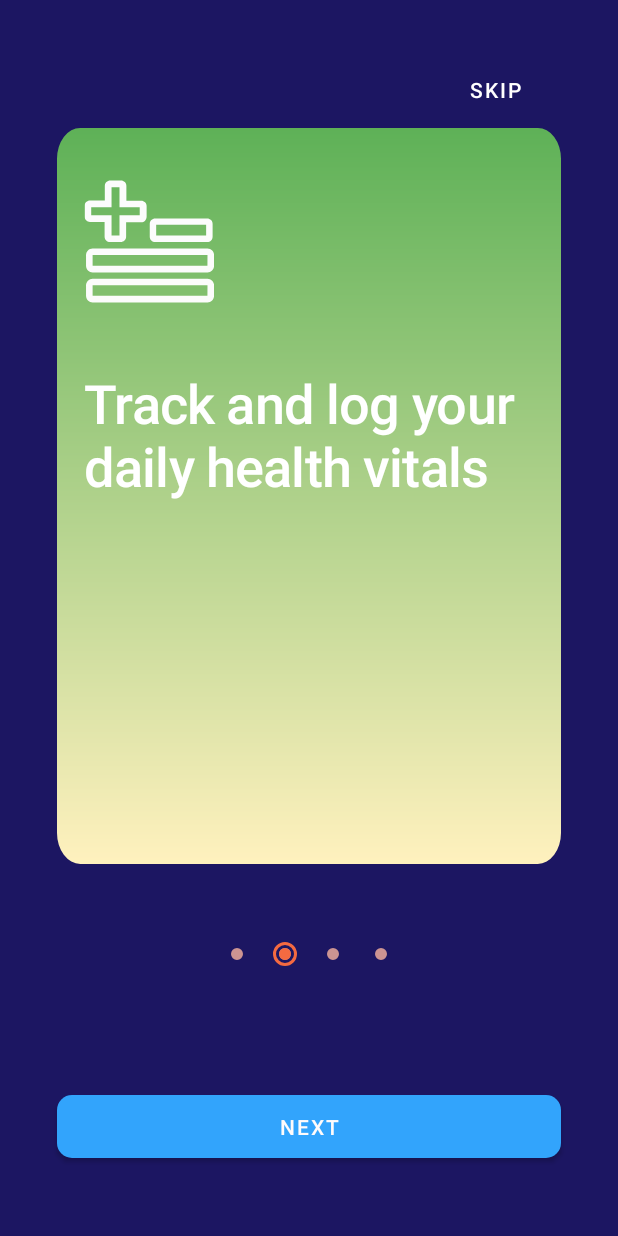
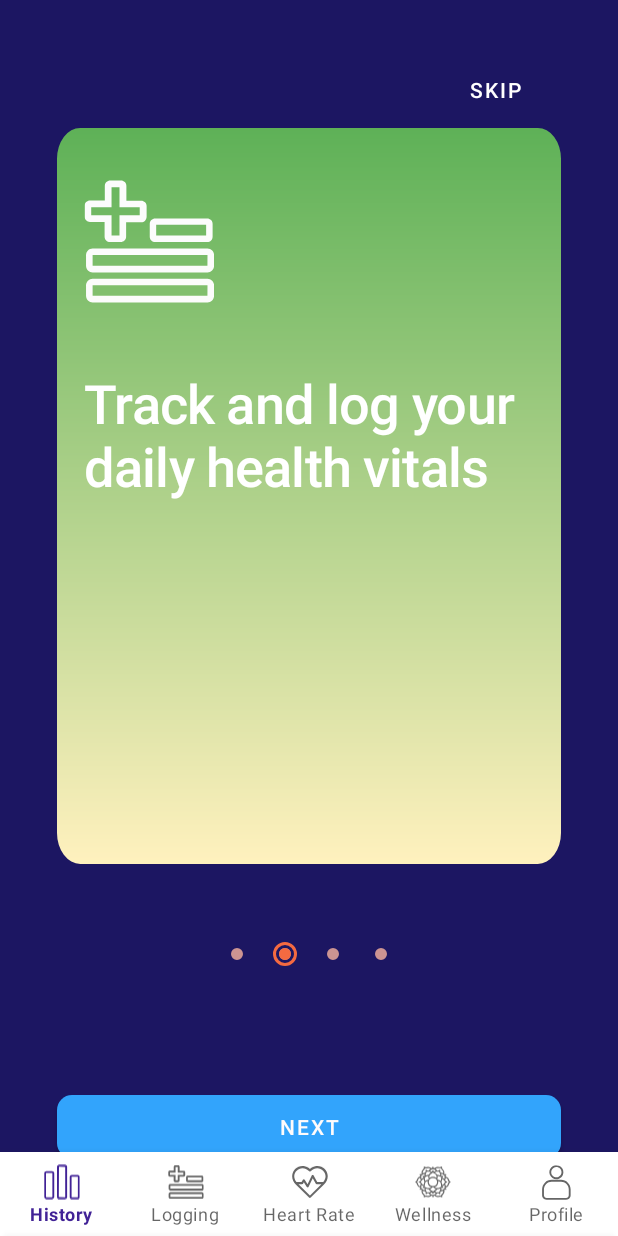
Before and after one commit to jeeva-health/classickbeat_library, an Android app: the screen it shows after launch (MainActivity), on a phone screen of 412 x 824 dp. Run offline under Robolectric (Android 15) with nearby library versions, the phone set to English and light mode, and no system bars; our stand-ins replace Dagger/Hilt's generated code, Timber, navigation-ui.

Commit message:
adds bottom navigation and homeFraments

```diff
--- a/app/src/main/java/ai/heart/classickbeats/MainActivity.kt
+++ b/app/src/main/java/ai/heart/classickbeats/MainActivity.kt
@@ -14,6 +14,11 @@ import android.view.WindowManager
 import androidx.activity.viewModels
 import androidx.appcompat.app.AppCompatActivity
 import androidx.constraintlayout.widget.ConstraintLayout
+import androidx.navigation.NavController
+import androidx.navigation.findNavController
+import androidx.navigation.ui.AppBarConfiguration
+import androidx.navigation.ui.onNavDestinationSelected
+import androidx.navigation.ui.setupActionBarWithNavController
 import com.google.android.material.bottomsheet.BottomSheetBehavior
 import dagger.hilt.android.AndroidEntryPoint
 import timber.log.Timber
@@ -24,6 +29,10 @@ import javax.inject.Inject
 class MainActivity : AppCompatActivity() {
 
     private var binding: ActivityMainBinding? = null
+
+    private lateinit var navController: NavController
+
+    private lateinit var appBarConfiguration: AppBarConfiguration
 
     @Inject
     lateinit var sessionManager: SessionManager
@@ -40,6 +49,26 @@ class MainActivity : AppCompatActivity() {
         binding = ActivityMainBinding.inflate(layoutInflater)
         val view = binding?.root
         setContentView(view)
+
+        navController = this.findNavController(R.id.nav_host_fragment)
+        appBarConfiguration =
+            AppBarConfiguration(
+                setOf(
+                    R.id.scanFragment,
+                    R.id.historyHomeFragment,
+                    R.id.loggingHomeFragment,
+                    R.id.wellnessHomeFragment,
+                    R.id.profileHomeFragment
+                )
+            )
+//        setupActionBarWithNavController(
+//            navController,
+//            appBarConfiguration
+//        )
+
+        binding?.bottomNavigation?.setOnNavigationItemReselectedListener { menuItem ->
+            menuItem.onNavDestinationSelected(navController)
+        }
 
         createNotificationChannel()
 
--- /dev/null
+++ b/app/src/main/res/drawable/ic_profile.xml
@@ -0,0 +1,16 @@
+<vector xmlns:android="http://schemas.android.com/apk/res/android"
+    android:width="25dp"
+    android:height="25dp"
+    android:viewportWidth="25"
+    android:viewportHeight="25">
+  <group>
+    <clip-path
+        android:pathData="M0.7521,0.8662h24v24h-24z"/>
+    <path
+        android:pathData="M19.4721,24.9262H6.0321C5.1861,24.9262 4.3747,24.5901 3.7764,23.9919C3.1782,23.3937 2.8421,22.5823 2.8421,21.7362V17.6462C2.8447,15.886 3.5452,14.1986 4.7898,12.954C6.0345,11.7093 7.7219,11.0089 9.4821,11.0062H16.0221C17.7823,11.0089 19.4697,11.7093 20.7144,12.954C21.959,14.1986 22.6595,15.886 22.6621,17.6462V21.7362C22.6621,22.5823 22.326,23.3937 21.7278,23.9919C21.1295,24.5901 20.3181,24.9262 19.4721,24.9262ZM9.4721,12.3062C8.0567,12.3089 6.6999,12.8723 5.6991,13.8732C4.6982,14.8741 4.1347,16.2308 4.1321,17.6462V21.7362C4.1321,22.2375 4.3312,22.7182 4.6857,23.0727C5.0401,23.4271 5.5208,23.6262 6.0221,23.6262H19.4721C19.9734,23.6262 20.4541,23.4271 20.8085,23.0727C21.163,22.7182 21.3621,22.2375 21.3621,21.7362V17.6462C21.3595,16.2308 20.796,14.8741 19.7951,13.8732C18.7943,12.8723 17.4375,12.3089 16.0221,12.3062H9.4721Z"
+        android:fillColor="#CABCF0"/>
+    <path
+        android:pathData="M12.7521,10.5562C11.786,10.5582 10.8412,10.2734 10.0371,9.7379C9.2331,9.2025 8.606,8.4404 8.2354,7.5483C7.8649,6.6562 7.7674,5.6742 7.9553,4.7266C8.1433,3.7791 8.6083,2.9086 9.2914,2.2255C9.9745,1.5424 10.8449,1.0775 11.7925,0.8895C12.74,0.7015 13.7221,0.799 14.6142,1.1696C15.5063,1.5402 16.2683,2.1672 16.8038,2.9713C17.3393,3.7753 17.624,4.7202 17.6221,5.6862C17.6194,6.977 17.1055,8.2142 16.1927,9.1269C15.28,10.0396 14.0428,10.5536 12.7521,10.5562ZM12.7521,2.1062C12.0436,2.1042 11.3504,2.3125 10.7604,2.7047C10.1704,3.0968 9.7099,3.6553 9.4374,4.3092C9.165,4.9632 9.0926,5.6834 9.2296,6.3785C9.3666,7.0736 9.7068,7.7124 10.2071,8.2141C10.7073,8.7157 11.3452,9.0577 12.0399,9.1967C12.7347,9.3356 13.455,9.2653 14.1097,8.9946C14.7645,8.724 15.3242,8.2651 15.718,7.6762C16.1118,7.0872 16.322,6.3947 16.3221,5.6862C16.3221,4.7385 15.9463,3.8294 15.277,3.1583C14.6078,2.4872 13.6998,2.1088 12.7521,2.1062Z"
+        android:fillColor="#CABCF0"/>
+  </group>
+</vector>
--- a/app/src/main/res/layout/activity_main.xml
+++ b/app/src/main/res/layout/activity_main.xml
@@ -59,4 +59,16 @@
 
     </androidx.constraintlayout.widget.ConstraintLayout>
 
+    <com.google.android.material.bottomnavigation.BottomNavigationView
+        android:id="@+id/bottom_navigation"
+        android:layout_width="match_parent"
+        android:layout_height="wrap_content"
+        android:layout_gravity="bottom"
+        android:background="@color/white"
+        app:labelVisibilityMode="labeled"
+        app:layout_constraintBottom_toBottomOf="parent"
+        app:layout_constraintEnd_toEndOf="parent"
+        app:layout_constraintStart_toStartOf="parent"
+        app:menu="@menu/bottom_navigation_menu" />
+
 </androidx.coordinatorlayout.widget.CoordinatorLayout>
--- a/app/src/main/res/layout/fragment_scan.xml
+++ b/app/src/main/res/layout/fragment_scan.xml
@@ -20,7 +20,7 @@
         app:layout_constraintTop_toTopOf="parent" />
 
     <ImageButton
-        android:id="@+id/cancel"
+        android:id="@+id/info"
         android:layout_width="wrap_content"
         android:layout_height="wrap_content"
         android:layout_marginEnd="12dp"
--- /dev/null
+++ b/app/src/main/res/menu/bottom_navigation_menu.xml
@@ -0,0 +1,29 @@
+<?xml version="1.0" encoding="utf-8"?>
+<menu xmlns:android="http://schemas.android.com/apk/res/android">
+
+    <item
+        android:id="@+id/historyHomeFragment"
+        android:icon="@drawable/ic_three_bars"
+        android:title="@string/history" />
+
+    <item
+        android:id="@+id/loggingHomeFragment"
+        android:icon="@drawable/ic_plus_bars"
+        android:title="@string/logging" />
+
+    <item
+        android:id="@+id/scanFragment"
+        android:icon="@drawable/ic_heart_with_beat"
+        android:title="@string/heart_rate" />
+
+    <item
+        android:id="@+id/wellnessHomeFragment"
+        android:icon="@drawable/ic_flower_design"
+        android:title="@string/wellness" />
+
+    <item
+        android:id="@+id/profileHomeFragment"
+        android:icon="@drawable/ic_profile"
+        android:title="@string/profile" />
+
+</menu>
--- a/app/src/main/res/navigation/nav_home.xml
+++ b/app/src/main/res/navigation/nav_home.xml
@@ -44,5 +44,25 @@
         android:name="ai.heart.classickbeats.ui.logging.LogBpFragment"
         android:label="fragment_log_bp"
         tools:layout="@layout/fragment_log_bp" />
+    <fragment
+        android:id="@+id/historyHomeFragment"
+        android:name="ai.heart.classickbeats.ui.history.HistoryHomeFragment"
+        android:label="fragment_history_home"
+        tools:layout="@layout/fragment_history_home" />
+    <fragment
+        android:id="@+id/loggingHomeFragment"
+        android:name="ai.heart.classickbeats.ui.logging.LoggingHomeFragment"
+        android:label="fragment_logging_home"
+        tools:layout="@layout/fragment_logging_home" />
+    <fragment
+        android:id="@+id/profileHomeFragment"
+        android:name="ai.heart.classickbeats.ui.profile.ProfileHomeFragment"
+        android:label="fragment_profile_home"
+        tools:layout="@layout/fragment_profile_home" />
+    <fragment
+        android:id="@+id/wellnessHomeFragment"
+        android:name="ai.heart.classickbeats.ui.wellness.WellnessHomeFragment"
+        android:label="fragment_wellness_home"
+        tools:layout="@layout/fragment_wellness_home" />
 
 </navigation>
--- a/app/src/main/res/values/strings.xml
+++ b/app/src/main/res/values/strings.xml
@@ -25,5 +25,10 @@
 
     <string name="playback_channel_name">Playback</string>
     <string name="playback_channel_description">Playback channel</string>
+    <string name="history">History</string>
+    <string name="logging">Logging</string>
+    <string name="heart_rate">Heart Rate</string>
+    <string name="wellness">Wellness</string>
+    <string name="profile">Profile</string>
 
 </resources>
```
Also changed, not shown: app/src/main/java/ai/heart/classickbeats/ui/history/HistoryHomeFragment.kt (added, +9 -0 lines), app/src/main/java/ai/heart/classickbeats/ui/logging/LoggingHomeFragment.kt (added, +9 -0 lines), app/src/main/java/ai/heart/classickbeats/ui/ppg/ScanFragment.kt (+5 -5 lines), app/src/main/java/ai/heart/classickbeats/ui/profile/ProfileHomeFragment.kt (added, +9 -0 lines), app/src/main/java/ai/heart/classickbeats/ui/wellness/WellnessHomeFragment.kt (added, +9 -0 lines), app/src/main/res/layout/fragment_history_home.xml (added, +14 -0 lines), app/src/main/res/layout/fragment_logging_home.xml (added, +14 -0 lines), app/src/main/res/layout/fragment_profile_home.xml (added, +14 -0 lines), app/src/main/res/layout/fragment_wellness_home.xml (added, +14 -0 lines).
